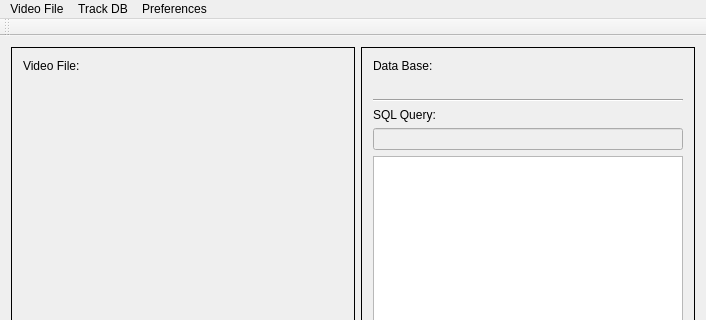
Qt form trace-to-db/frm/tracetodb.ui (HwyToHell/video-dev) before a commit; both pictures show x 0 to 706 and y 0 to 320 of the 706 by 512 pixel window.
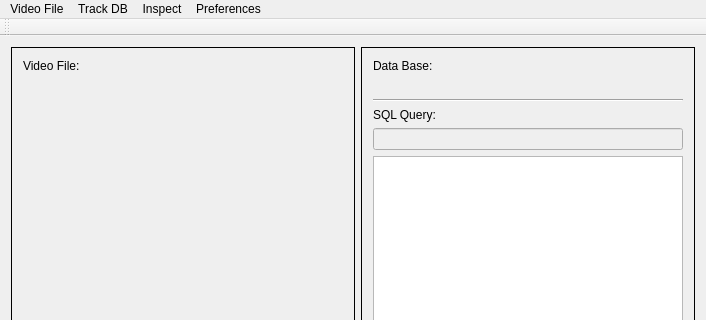
The same form after that commit. Custom widgets are drawn as their Qt base class.

Commit message: inspect dialog started

```diff
--- a/trace-to-db/frm/tracetodb.ui
+++ b/trace-to-db/frm/tracetodb.ui
@@ -152,10 +152,17 @@
     <property name="title">
      <string>Preferences</string>
     </property>
-    <addaction name="actionDB_File"/>
+    <addaction name="prefsDbFile"/>
+   </widget>
+   <widget class="QMenu" name="menuInspect">
+    <property name="title">
+     <string>Inspect</string>
+    </property>
+    <addaction name="InspectFrameRange"/>
    </widget>
    <addaction name="menuVideo_File"/>
    <addaction name="menuTrack_DB"/>
+   <addaction name="menuInspect"/>
    <addaction name="menuPreferences"/>
   </widget>
   <widget class="QToolBar" name="mainToolBar">
```
Left out of the diff: 15 changed lines with no effect on the pictures. The commit also changes 7 other files.
